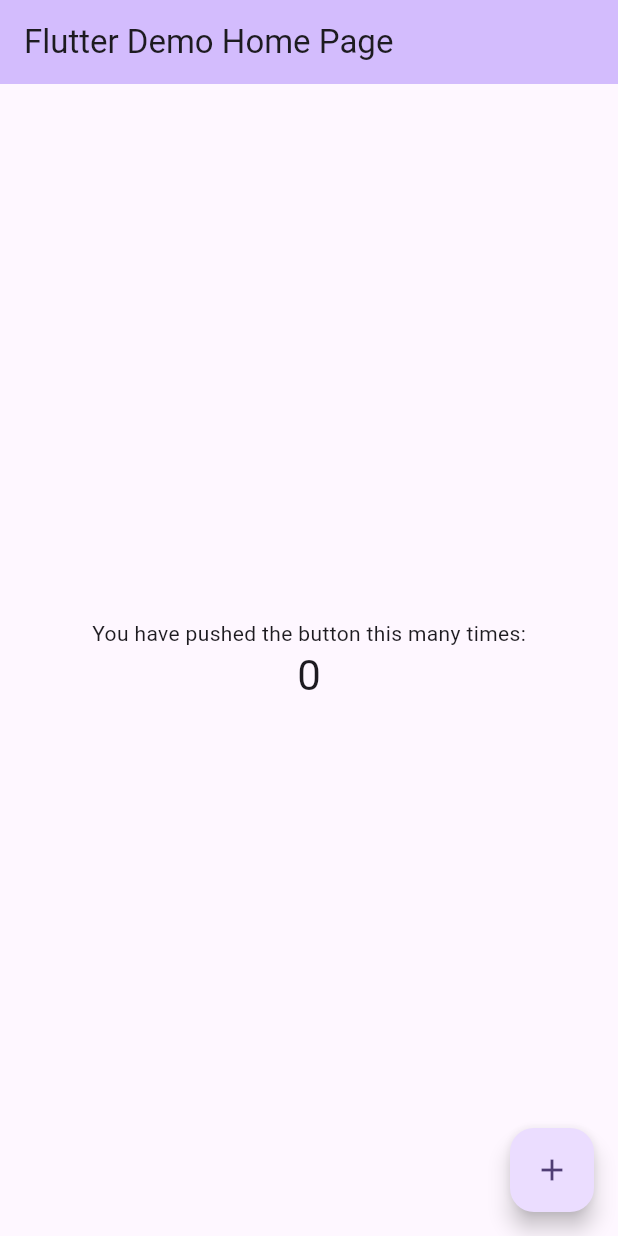
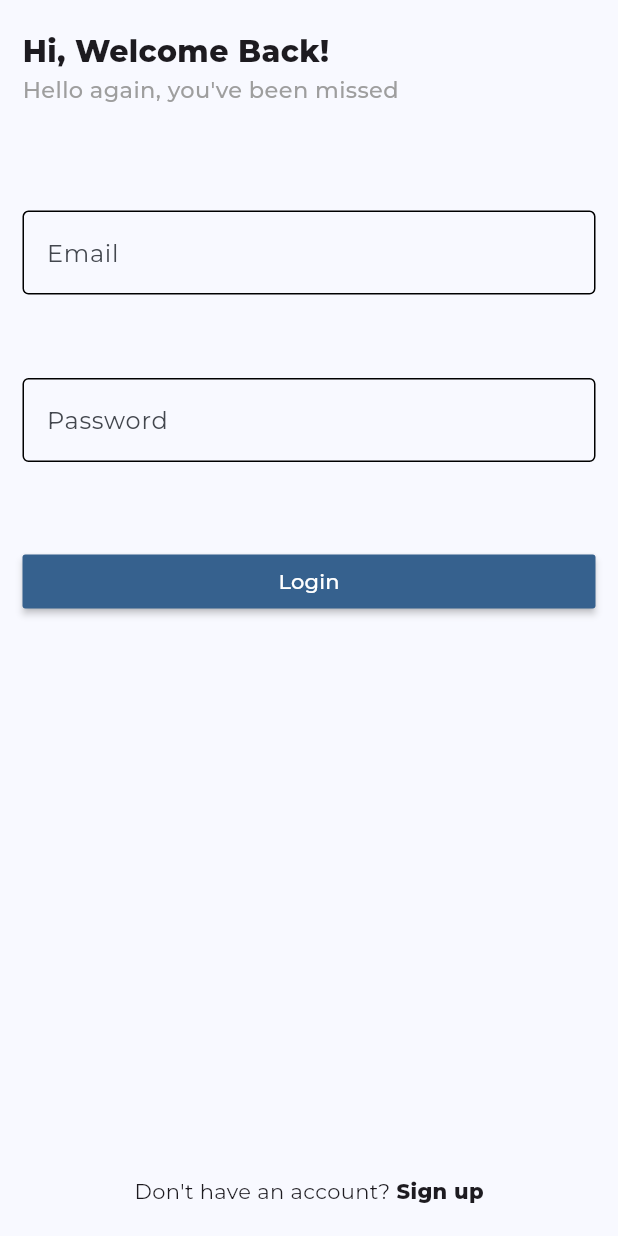
Before and after one commit to Farukfba/Chat-App, a Flutter app: the screen it shows after launch, on a phone screen of 412 x 824 dp. Run offline on Flutter 3.47's test engine with Material 3 defaults, Android fonts, the phone set to English and light mode, and no system bars; our stand-ins replace firebase_analytics, firebase_core, google_fonts; accounts and stored records are empty.

Commit message:
login page

```diff
--- a/lib/main.dart
+++ b/lib/main.dart
@@ -1,128 +1,33 @@
-import 'package:firebase_core/firebase_core.dart';
+import 'package:chat_app/pages/login_page.dart';
+import 'package:chat_app/utils.dart';
+import 'package:firebase_analytics/firebase_analytics.dart';
 import 'package:flutter/material.dart';
+import 'package:google_fonts/google_fonts.dart';
 
 void main() async {
+  await setup();
+  runApp(const MyApp());
+}
+Future<void> setup() async{
   WidgetsFlutterBinding.ensureInitialized();
-  await Firebase.initializeApp();
-  runApp(const MyApp());
+  await setupFirebase();
 }
 
 class MyApp extends StatelessWidget {
   const MyApp({super.key});
 
-  // This widget is the root of your application.
   @override
   Widget build(BuildContext context) {
     return MaterialApp(
+      debugShowCheckedModeBanner: false,
       title: 'Flutter Demo',
       theme: ThemeData(
-        // This is the theme of your application.
-        //
-        // TRY THIS: Try running your application with "flutter run". You'll see
-        // the application has a purple toolbar. Then, without quitting the app,
-        // try changing the seedColor in the colorScheme below to Colors.green
-        // and then invoke "hot reload" (save your changes or press the "hot
-        // reload" button in a Flutter-supported IDE, or press "r" if you used
-        // the command line to start the app).
-        //
-        // Notice that the counter didn't reset back to zero; the application
-        // state is not lost during the reload. To reset the state, use hot
-        // restart instead.
-        //
-        // This works for code too, not just values: Most code changes can be
-        // tested with just a hot reload.
-        colorScheme: ColorScheme.fromSeed(seedColor: Colors.deepPurple),
+        colorScheme: ColorScheme.fromSeed(
+            seedColor: Colors.blue),
         useMaterial3: true,
+        textTheme: GoogleFonts.montserratTextTheme(),
       ),
-      home: const MyHomePage(title: 'Flutter Demo Home Page'),
+      home: const LoginPage(),
     );
   }
 }
-
-class MyHomePage extends StatefulWidget {
-  const MyHomePage({super.key, required this.title});
-
-  // This widget is the home page of your application. It is stateful, meaning
-  // that it has a State object (defined below) that contains fields that affect
-  // how it looks.
-
-  // This class is the configuration for the state. It holds the values (in this
-  // case the title) provided by the parent (in this case the App widget) and
-  // used by the build method of the State. Fields in a Widget subclass are
-  // always marked "final".
-
-  final String title;
-
-  @override
-  State<MyHomePage> createState() => _MyHomePageState();
-}
-
-class _MyHomePageState extends State<MyHomePage> {
-  int _counter = 0;
-
-  void _incrementCounter() {
-    setState(() {
-      // This call to setState tells the Flutter framework that something has
-      // changed in this State, which causes it to rerun the build method below
-      // so that the display can reflect the updated values. If we changed
-      // _counter without calling setState(), then the build method would not be
-      // called again, and so nothing would appear to happen.
-      _counter++;
-    });
-  }
-
-  @override
-  Widget build(BuildContext context) {
-    // This method is rerun every time setState is called, for instance as done
-    // by the _incrementCounter method above.
-    //
-    // The Flutter framework has been optimized to make rerunning build methods
-    // fast, so that you can just rebuild anything that needs updating rather
-    // than having to individually change instances of widgets.
-    return Scaffold(
-      appBar: AppBar(
-        // TRY THIS: Try changing the color here to a specific color (to
-        // Colors.amber, perhaps?) and trigger a hot reload to see the AppBar
-        // change color while the other colors stay the same.
-        backgroundColor: Theme.of(context).colorScheme.inversePrimary,
-        // Here we take the value from the MyHomePage object that was created by
-        // the App.build method, and use it to set our appbar title.
-        title: Text(widget.title),
-      ),
-      body: Center(
-        // Center is a layout widget. It takes a single child and positions it
-        // in the middle of the parent.
-        child: Column(
-          // Column is also a layout widget. It takes a list of children and
-          // arranges them vertically. By default, it sizes itself to fit its
-          // children horizontally, and tries to be as tall as its parent.
-          //
-          // Column has various properties to control how it sizes itself and
-          // how it positions its children. Here we use mainAxisAlignment to
-          // center the children vertically; the main axis here is the vertical
-          // axis because Columns are vertical (the cross axis would be
-          // horizontal).
-          //
-          // TRY THIS: Invoke "debug painting" (choose the "Toggle Debug Paint"
-          // action in the IDE, or press "p" in the console), to see the
-          // wireframe for each widget.
-          mainAxisAlignment: MainAxisAlignment.center,
-          children: <Widget>[
-            const Text(
-              'You have pushed the button this many times:',
-            ),
-            Text(
-              '$_counter',
-              style: Theme.of(context).textTheme.headlineMedium,
-            ),
-          ],
-        ),
-      ),
-      floatingActionButton: FloatingActionButton(
-        onPressed: _incrementCounter,
-        tooltip: 'Increment',
-        child: const Icon(Icons.add),
-      ), // This trailing comma makes auto-formatting nicer for build methods.
-    );
-  }
-}
--- /dev/null
+++ b/lib/pages/login_page.dart
@@ -0,0 +1,126 @@
+import 'package:chat_app/widgets/custom_form_field.dart';
+import 'package:flutter/material.dart';
+class LoginPage extends StatefulWidget {
+  const LoginPage ({super.key});
+
+  @override
+  State<LoginPage> createState() => _State();
+}
+
+class _State extends State<LoginPage> {
+  @override
+  Widget build(BuildContext context) {
+    return Scaffold(
+      resizeToAvoidBottomInset: false,
+      body: _buildUI(),
+    );
+  }
+  Widget _buildUI() {
+    return SafeArea(
+        child: Padding(
+            padding: const EdgeInsets.symmetric(
+                horizontal: 15,
+                vertical: 20,
+            ),
+          child: Column(
+            children: [
+              _headerText(),
+              _loginForm(),
+              _createAnAccountLink(),
+            ],
+          ),
+        ),
+    );
+  }
+
+  Widget _headerText() {
+    return SizedBox(
+      width: MediaQuery.sizeOf(context).width,
+      child: const Column(
+        mainAxisSize: MainAxisSize.max,
+        mainAxisAlignment: MainAxisAlignment.start,
+        crossAxisAlignment: CrossAxisAlignment.start,
+        children: [
+          Text(
+            "Hi, Welcome Back!",
+            style: TextStyle(
+              fontSize: 20,
+              fontWeight: FontWeight.w800
+            ),
+          ),
+
+          Text(
+            "Hello again, you've been missed",
+            style: TextStyle(
+              color: Colors.grey,
+                fontSize: 15,
+                fontWeight: FontWeight.w500,
+            ),
+          ),
+        ],
+      ),
+    );
+  }
+
+  Widget _loginForm() {
+    return Container(
+      height: MediaQuery.sizeOf(context).height * 0.40,
+      margin: EdgeInsets.symmetric(
+        vertical: MediaQuery.sizeOf(context).height * 0.05,
+      ),
+    child: Form(
+        child: Column(
+          mainAxisSize: MainAxisSize.max,
+          mainAxisAlignment: MainAxisAlignment.spaceEvenly,
+          crossAxisAlignment: CrossAxisAlignment.center,
+          children: [
+            CustomFormField(
+              hintText: "Email",
+              height: MediaQuery.sizeOf(context).height * 0.1,
+            ),
+            CustomFormField(
+              hintText: "Password",
+              height: MediaQuery.sizeOf(context).height * 0.1,
+            ),
+            _loginButton()
+          ],
+        ),
+      ),
+    );
+  }
+
+  Widget _loginButton() {
+    return SizedBox(
+      width: MediaQuery.sizeOf(context).width,
+      child: MaterialButton(
+        onPressed: () {},
+        color: Theme.of(context).colorScheme.primary,
+        child: const Text(
+          "Login",
+          style: TextStyle(
+            color: Colors.white
+          ),
+        ),
+      ),
+    );
+  }
+
+  Widget _createAnAccountLink() {
+    return const Expanded(
+        child: Row(
+          mainAxisSize: MainAxisSize.max,
+          mainAxisAlignment: MainAxisAlignment.center,
+          crossAxisAlignment: CrossAxisAlignment.end,
+          children: [
+            Text("Don't have an account? "),
+            Text(
+              "Sign up",
+              style: TextStyle(
+                fontWeight: FontWeight.w800
+              ),
+            ),
+          ],
+        ),
+    );
+  }
+}
--- /dev/null
+++ b/lib/services/auth_service.dart
@@ -0,0 +1,9 @@
+import 'package:flutter/material.dart';
+class AuthService extends StatelessWidget {
+  const AuthService({super.key});
+
+  @override
+  Widget build(BuildContext context) {
+    return const Placeholder();
+  }
+}
--- /dev/null
+++ b/lib/widgets/custom_form_field.dart
@@ -0,0 +1,31 @@
+import 'package:flutter/material.dart';
+
+class CustomFormField extends StatelessWidget {
+  final String hintText;
+  final double height;
+  const CustomFormField({
+    super.key,
+    required this.hintText,
+    required this.height,
+  });
+
+  @override
+  Widget build(BuildContext context) {
+    return SizedBox(
+
+      height: height,
+      child: TextFormField(
+        decoration: InputDecoration(
+          hintText: hintText,
+            enabledBorder: const OutlineInputBorder(
+              borderSide: BorderSide(color: Colors.black
+              ),
+            ),
+            focusedBorder: const OutlineInputBorder(
+                borderSide: BorderSide(color: Colors.blueAccent)
+            )
+        ),
+      ),
+    );
+  }
+}
```
